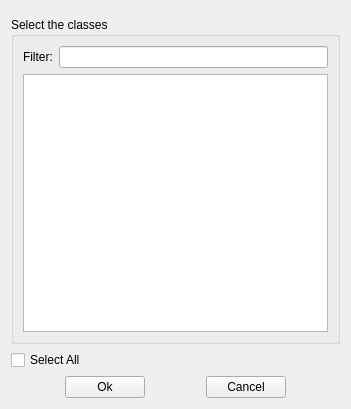
The window that LayerTools/load_by_class_base.ui (dsgoficial/DsgTools) describes before a commit, drawn with Qt 5.
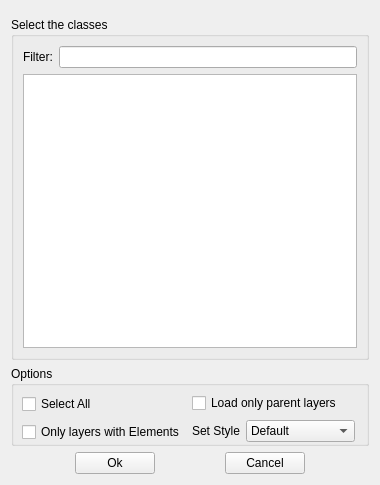
The same window after the commit. Custom widgets are drawn as their Qt base class.

Commit message: major load layer refactor (styles missing)

What changed in the file:
```diff
--- a/LayerTools/load_by_class_base.ui
+++ b/LayerTools/load_by_class_base.ui
@@ -7,19 +7,19 @@
    <rect>
     <x>0</x>
     <y>0</y>
-    <width>351</width>
-    <height>409</height>
+    <width>380</width>
+    <height>485</height>
    </rect>
   </property>
   <property name="sizePolicy">
-   <sizepolicy hsizetype="Preferred" vsizetype="Preferred">
+   <sizepolicy hsizetype="Minimum" vsizetype="Minimum">
     <horstretch>0</horstretch>
     <verstretch>0</verstretch>
    </sizepolicy>
   </property>
   <property name="minimumSize">
    <size>
-    <width>0</width>
+    <width>380</width>
     <height>0</height>
    </size>
   </property>
@@ -32,21 +32,176 @@
   <property name="windowTitle">
    <string>Load by Class</string>
   </property>
-  <layout class="QGridLayout" name="gridLayout_2">
-   <item row="2" column="0">
-    <layout class="QVBoxLayout" name="verticalLayout_2">
-     <item>
-      <widget class="QCheckBox" name="selectAllCheck">
-       <property name="text">
-        <string>Select All</string>
-       </property>
-      </widget>
-     </item>
-    </layout>
-   </item>
+  <layout class="QGridLayout" name="gridLayout_4">
    <item row="0" column="0">
     <widget class="ConnectionWidget" name="widget" native="true"/>
    </item>
+   <item row="1" column="0">
+    <layout class="QGridLayout" name="gridLayout_3">
+     <item row="0" column="0">
+      <widget class="QGroupBox" name="groupBox">
+       <property name="title">
+        <string>Select the classes</string>
+       </property>
+       <layout class="QGridLayout" name="gridLayout">
+        <item row="0" column="0">
+         <widget class="QLabel" name="label">
+          <property name="text">
+           <string>Filter:</string>
+          </property>
+         </widget>
+        </item>
+        <item row="0" column="1">
+         <widget class="QLineEdit" name="filterEdit"/>
+        </item>
+        <item row="1" column="0" colspan="2">
+         <layout class="QHBoxLayout" name="horizontalLayout_3">
+          <item>
+           <widget class="QListWidget" name="classesListWidget">
+            <property name="selectionMode">
+             <enum>QAbstractItemView::MultiSelection</enum>
+            </property>
+           </widget>
+          </item>
+         </layout>
+        </item>
+       </layout>
+      </widget>
+     </item>
+    </layout>
+   </item>
+   <item row="2" column="0">
+    <layout class="QGridLayout" name="gridLayout_2">
+     <item row="0" column="0">
+      <widget class="QGroupBox" name="groupBox_3">
+       <property name="sizePolicy">
+        <sizepolicy hsizetype="Preferred" vsizetype="Preferred">
+         <horstretch>0</horstretch>
+         <verstretch>0</verstretch>
+        </sizepolicy>
+       </property>
+       <property name="minimumSize">
+        <size>
+         <width>350</width>
+         <height>80</height>
+        </size>
+       </property>
+       <property name="maximumSize">
+        <size>
+         <width>360</width>
+         <height>100</height>
+        </size>
+       </property>
+       <property name="title">
+        <string>Options</string>
+       </property>
+       <widget class="QWidget" name="layoutWidget">
+        <property name="geometry">
+         <rect>
+          <x>11</x>
+          <y>26</y>
+          <width>333</width>
+          <height>53</height>
+         </rect>
+        </property>
+        <layout class="QHBoxLayout" name="horizontalLayout_2">
+         <item>
+          <layout class="QVBoxLayout" name="verticalLayout">
+           <item>
+            <widget class="QCheckBox" name="selectAllCheck">
+             <property name="text">
+              <string>Select All</string>
+             </property>
+            </widget>
+           </item>
+           <item>
+            <widget class="QCheckBox" name="checkBoxOnlyWithElements">
+             <property name="sizePolicy">
+              <sizepolicy hsizetype="MinimumExpanding" vsizetype="Fixed">
+               <horstretch>100</horstretch>
+               <verstretch>0</verstretch>
+              </sizepolicy>
+             </property>
+             <property name="minimumSize">
+              <size>
+               <width>120</width>
+               <height>0</height>
+              </size>
+             </property>
+             <property name="text">
+              <string>Only layers with Elements</string>
+             </property>
+            </widget>
+           </item>
+          </layout>
+         </item>
+         <item>
+          <layout class="QVBoxLayout" name="verticalLayout_2">
+           <item>
+            <widget class="QCheckBox" name="checkBoxUseInheritance">
+             <property name="sizePolicy">
+              <sizepolicy hsizetype="MinimumExpanding" vsizetype="Fixed">
+               <horstretch>0</horstretch>
+               <verstretch>0</verstretch>
+              </sizepolicy>
+             </property>
+             <property name="minimumSize">
+              <size>
+               <width>100</width>
+               <height>0</height>
+              </size>
+             </property>
+             <property name="text">
+              <string>Load only parent layers</string>
+             </property>
+            </widget>
+           </item>
+           <item>
+            <layout class="QHBoxLayout" name="horizontalLayout">
+             <item>
+              <widget class="QLabel" name="label_2">
+               <property name="sizePolicy">
+                <sizepolicy hsizetype="Fixed" vsizetype="Fixed">
+                 <horstretch>0</horstretch>
+                 <verstretch>0</verstretch>
+                </sizepolicy>
+               </property>
+               <property name="text">
+                <string>Set Style</string>
+               </property>
+              </widget>
+             </item>
+             <item>
+              <widget class="QComboBox" name="styleComboBox">
+               <property name="sizePolicy">
+                <sizepolicy hsizetype="MinimumExpanding" vsizetype="Fixed">
+                 <horstretch>0</horstretch>
+                 <verstretch>0</verstretch>
+                </sizepolicy>
+               </property>
+               <property name="minimumSize">
+                <size>
+                 <width>100</width>
+                 <height>0</height>
+                </size>
+               </property>
+               <item>
+                <property name="text">
+                 <string>Default</string>
+                </property>
+               </item>
+              </widget>
+             </item>
+            </layout>
+           </item>
+          </layout>
+         </item>
+        </layout>
+       </widget>
+      </widget>
+     </item>
+    </layout>
+   </item>
    <item row="3" column="0">
     <layout class="QHBoxLayout" name="horizontalLayout_9">
      <item>
@@ -104,36 +259,6 @@
      </item>
     </layout>
    </item>
-   <item row="1" column="0">
-    <widget class="QGroupBox" name="groupBox">
-     <property name="title">
-      <string>Select the classes</string>
-     </property>
-     <layout class="QGridLayout" name="gridLayout">
-      <item row="0" column="0">
-       <widget class="QLabel" name="label">
-        <property name="text">
-         <string>Filter:</string>
-        </property>
-       </widget>
-      </item>
-      <item row="0" column="1">
-       <widget class="QLineEdit" name="filterEdit"/>
-      </item>
-      <item row="1" column="0" colspan="2">
-       <layout class="QHBoxLayout" name="horizontalLayout_3">
-        <item>
-         <widget class="QListWidget" name="classesListWidget">
-          <property name="selectionMode">
-           <enum>QAbstractItemView::MultiSelection</enum>
-          </property>
-         </widget>
-        </item>
-       </layout>
-      </item>
-     </layout>
-    </widget>
-   </item>
   </layout>
  </widget>
  <customwidgets>
```
The commit also changes 10 other files.
